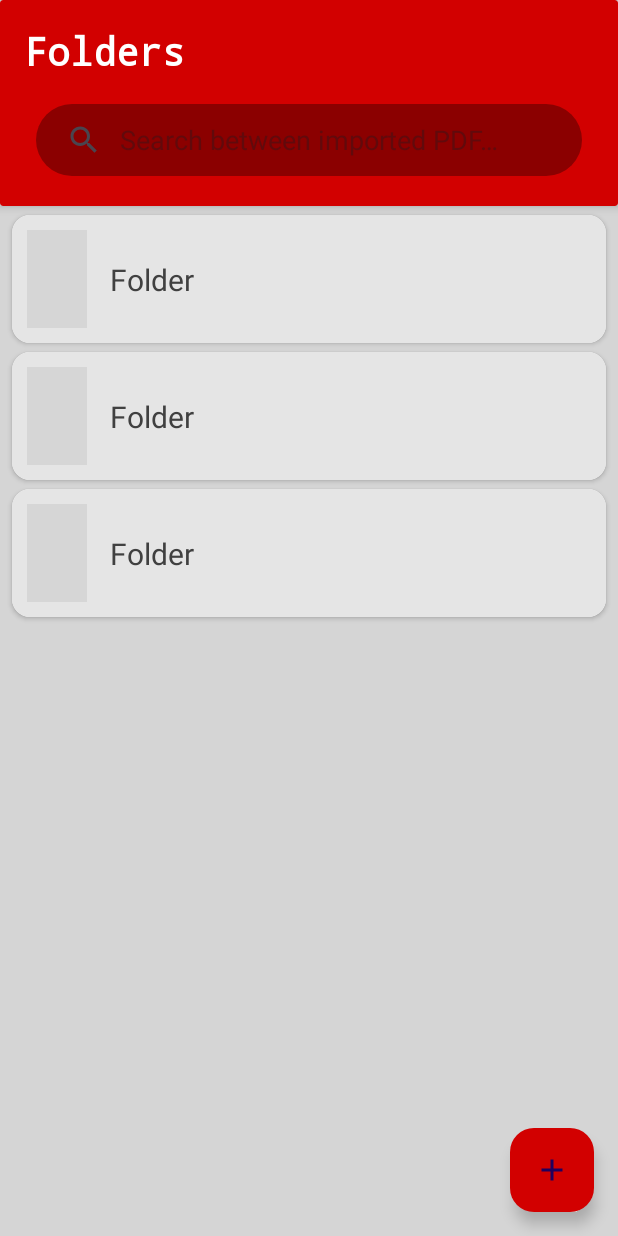
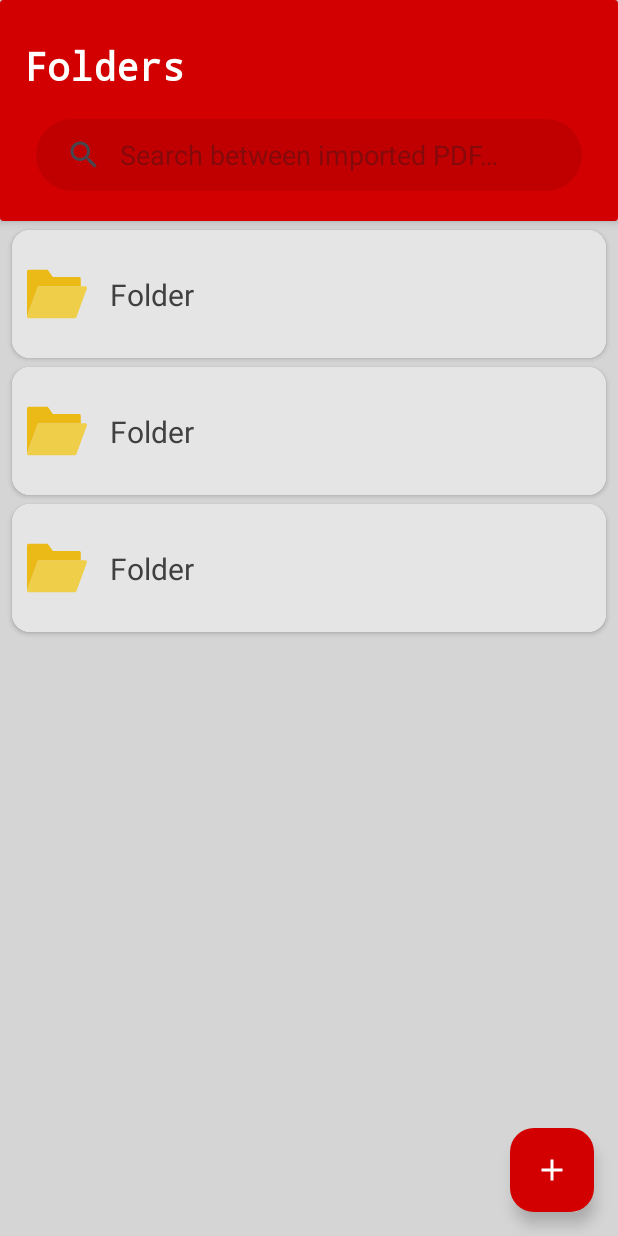
Before and after one commit to AngeloLav/FlexiPDF, an Android app: the layout fragment_folders.xml on its own in the app's theme, with its tools: preview values and no code run, on a phone screen of 412 x 824 dp. Run offline under Robolectric (Android 15) with nearby library versions, the phone set to English and light mode, and no system bars; grey boxes are pictures that could not be loaded.

Commit message:
Adjusted some colors, padding over Folders TextView and added logic to change theme in settings.

```diff
--- a/app/src/main/java/it/lavorodigruppo/flexipdf/adapters/SettingsAdapter.kt
+++ b/app/src/main/java/it/lavorodigruppo/flexipdf/adapters/SettingsAdapter.kt
@@ -6,6 +6,7 @@ import android.view.View
 import android.view.ViewGroup
 import android.widget.ImageView
 import android.widget.TextView
+import androidx.appcompat.app.AppCompatDelegate
 import androidx.recyclerview.widget.RecyclerView
 import it.lavorodigruppo.flexipdf.R
 import it.lavorodigruppo.flexipdf.items.SettingsItem
@@ -54,7 +55,14 @@ class SettingsAdapter(private val settingsList: List<SettingsItem>) :
                     android.widget.Toast.makeText(v.context, "Language clicked", android.widget.Toast.LENGTH_SHORT).show()
                 }
                 "Theme" -> {
-                    android.widget.Toast.makeText(v.context, "Theme clicked", android.widget.Toast.LENGTH_SHORT).show()
+
+                    val currentNightMode = AppCompatDelegate.getDefaultNightMode()
+                    if (currentNightMode == AppCompatDelegate.MODE_NIGHT_YES) {
+                        AppCompatDelegate.setDefaultNightMode(AppCompatDelegate.MODE_NIGHT_NO)
+                    } else {
+                        AppCompatDelegate.setDefaultNightMode(AppCompatDelegate.MODE_NIGHT_YES)
+                    }
+
                 }
                 "About Us" -> {
                     android.widget.Toast.makeText(v.context, "About us clicked", android.widget.Toast.LENGTH_SHORT).show()
@@ -66,6 +74,7 @@ class SettingsAdapter(private val settingsList: List<SettingsItem>) :
                     android.widget.Toast.makeText(v.context, "Help clicked", android.widget.Toast.LENGTH_SHORT).show()
                 }
                 "Share App" -> {
+
                     val appUrl = "https://www.youtube.com/watch?v=dQw4w9WgXcQ"
                     val intent = Intent(Intent.ACTION_VIEW, appUrl.toUri())
                     v.context.startActivity(intent)
@@ -73,6 +82,7 @@ class SettingsAdapter(private val settingsList: List<SettingsItem>) :
                 else -> {
                     android.widget.Toast.makeText(v.context, "Unknown: ${item.title}", android.widget.Toast.LENGTH_SHORT).show()
                 }
+
             }
         }
     }
--- /dev/null
+++ b/app/src/main/res/drawable/folder_svgrepo_com.xml
@@ -0,0 +1,12 @@
+<vector xmlns:android="http://schemas.android.com/apk/res/android"
+    android:width="800dp"
+    android:height="800dp"
+    android:viewportWidth="58"
+    android:viewportHeight="58">
+  <path
+      android:pathData="M46.324,52.5H1.565c-1.03,0 -1.779,-0.978 -1.51,-1.973l10.166,-27.871c0.184,-0.682 0.803,-1.156 1.51,-1.156H56.49c1.03,0 1.51,0.984 1.51,1.973L47.834,51.344C47.65,52.026 47.031,52.5 46.324,52.5z"
+      android:fillColor="#EFCE4A"/>
+  <path
+      android:pathData="M50.268,12.5H25l-5,-7H1.732C0.776,5.5 0,6.275 0,7.232V49.96c0.069,0.002 0.138,0.006 0.205,0.01l10.015,-27.314c0.184,-0.683 0.803,-1.156 1.51,-1.156H52v-7.268C52,13.275 51.224,12.5 50.268,12.5z"
+      android:fillColor="#EBBA16"/>
+</vector>
--- a/app/src/main/res/layout/activity_main.xml
+++ b/app/src/main/res/layout/activity_main.xml
@@ -28,8 +28,8 @@
         app:layout_constraintStart_toStartOf="parent"
         app:menu="@menu/bottom_nav_menu"
         app:itemBackground="@android:color/transparent"
-        app:itemIconTint="?attr/colorPrimary"
-        app:itemTextColor="?attr/colorPrimary"
+        app:itemIconTint="@color/white"
+        app:itemTextColor="@color/white"
         android:soundEffectsEnabled="false"/>
 
 </androidx.constraintlayout.widget.ConstraintLayout>
--- a/app/src/main/res/layout/fragment_folders.xml
+++ b/app/src/main/res/layout/fragment_folders.xml
@@ -51,6 +51,7 @@
                 android:textSize="26sp"
                 android:fontFamily="monospace"
                 android:textStyle="bold"
+                android:paddingTop="10dp"
                 android:paddingBottom="10dp"
                 app:layout_constraintBottom_toTopOf="@id/searchView"
                 app:layout_constraintStart_toStartOf="parent"
@@ -69,7 +70,7 @@
         app:layout_constraintEnd_toEndOf="parent"
         app:layout_constraintBottom_toBottomOf="parent"
         android:clipToPadding="false"
-        tools:listitem="@layout/horizontal_folder_element"
+        tools:listitem="@layout/horizontal_folder_item"
     />
 
 
@@ -84,6 +85,7 @@
         android:focusable="true"
         android:contentDescription="@string/floating_action_button_description"
         android:src="@drawable/add_24dp_000000_fill0_wght400_grad0_opsz24"
+        app:tint="@android:color/white"
         app:layout_constraintEnd_toEndOf="parent"
         app:layout_constraintBottom_toBottomOf="parent" />
 
--- a/app/src/main/res/layout/horizontal_folder_element.xml
+++ b/app/src/main/res/layout/horizontal_folder_item.xml
@@ -29,7 +29,7 @@
             app:layout_constraintTop_toTopOf="@id/container"
             app:layout_constraintStart_toStartOf="@id/container"
             app:layout_constraintBottom_toBottomOf="@id/container"
-            android:src="@drawable/iconsfolder"/>
+            android:src="@drawable/folder_svgrepo_com"/>
 
         <TextView
             android:id="@+id/name_folder"
@@ -38,10 +38,10 @@
             android:layout_marginStart="55dp"
             android:textColor="?attr/colorPrimary"
             android:textSize="20sp"
+            app:layout_constraintBottom_toBottomOf="parent"
             app:layout_constraintEnd_toEndOf="parent"
             app:layout_constraintStart_toEndOf="@id/FolderIconView"
-            app:layout_constraintBottom_toBottomOf="@+id/FolderIconView"
-            app:layout_constraintTop_toTopOf="@+id/FolderIconView"
+            app:layout_constraintTop_toTopOf="parent"
             tools:text="@string/folder_name" />
 
     </androidx.constraintlayout.widget.ConstraintLayout>
--- a/app/src/main/res/layout/horizontal_pdf_element.xml
+++ b/app/src/main/res/layout/horizontal_pdf_item.xml
@@ -4,6 +4,7 @@
     xmlns:android="http://schemas.android.com/apk/res/android"
     xmlns:app="http://schemas.android.com/apk/res-auto"
 
+    xmlns:tools="http://schemas.android.com/tools"
     android:layout_width="match_parent"
     android:layout_height="wrap_content"
     android:layout_marginTop="5dp"
@@ -17,7 +18,7 @@
         android:layout_height="match_parent"
         android:padding="10dp"
         android:id="@+id/container1"
-        >
+        tools:ignore="UseCompoundDrawables">
 
         <ImageView
             android:id="@+id/img_pdf"
--- a/app/src/main/res/values-night/themes.xml
+++ b/app/src/main/res/values-night/themes.xml
@@ -4,9 +4,9 @@
         <!-- Customize your dark theme here. -->
         <item name="colorPrimary">@color/light_gray</item>
         <item name="colorPrimaryVariant">@color/mild_gray</item>
-<!--        <item name="colorOnPrimary">@color/light_red</item>-->
+        <item name="colorOnPrimary">@color/white</item>
 
-        <item name="colorSecondary">@color/light_red</item>
+        <item name="colorSecondary">@color/dark_red</item>
 <!--        <item name="colorSecondaryVariant">@color/my_dark_secondary_variant</item>-->
 <!--        <item name="colorOnSecondary">@color/my_dark_on_secondary</item>-->
         <item name="selectableItemBackground">@android:color/transparent</item>
--- a/app/src/main/res/values/colors.xml
+++ b/app/src/main/res/values/colors.xml
@@ -6,6 +6,7 @@
     <color name="mild_gray">#808080</color>
     <color name="dark_gray">#404040</color>
     <color name="light_red">#D20000</color>
+    <color name="less_light_red">#C00000</color>
     <color name="mild_red">#8B0000</color>
     <color name="dark_red">#620000</color>
     <color name="dark_themed">#2A2A2A</color>
--- a/app/src/main/res/values/themes.xml
+++ b/app/src/main/res/values/themes.xml
@@ -6,7 +6,7 @@
         <item name="colorPrimaryVariant">@color/mild_gray</item>
 <!--        <item name="colorOnPrimary">@color/mild_red</item>-->
 
-        <item name="colorSecondary">@color/mild_red</item>
+        <item name="colorSecondary">@color/less_light_red</item>
 <!--        <item name="colorSecondaryVariant">@color/my_dark_secondary_variant</item>-->
 <!--        <item name="colorOnSecondary">@color/my_dark_on_secondary</item>-->
         <item name="selectableItemBackground">@android:color/transparent</item>
--- a/app/src/main/res/xml/searchable.xml
+++ b/app/src/main/res/xml/searchable.xml
@@ -1,5 +1,5 @@
 <?xml version="1.0" encoding="utf-8"?>
 <searchable xmlns:android="http://schemas.android.com/apk/res/android"
-android:label="@string/app_name"
-android:hint="@string/searchbar_message" >
+    android:label="@string/app_name"
+    android:hint="@string/searchbar_message" >
 </searchable>
```
